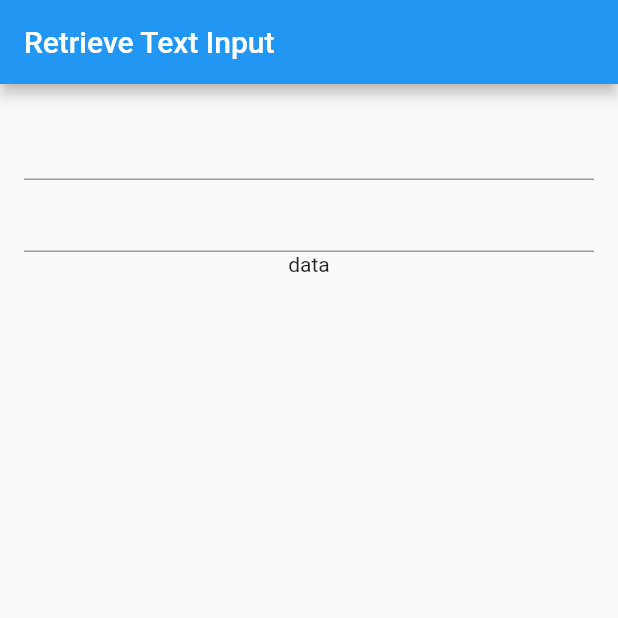
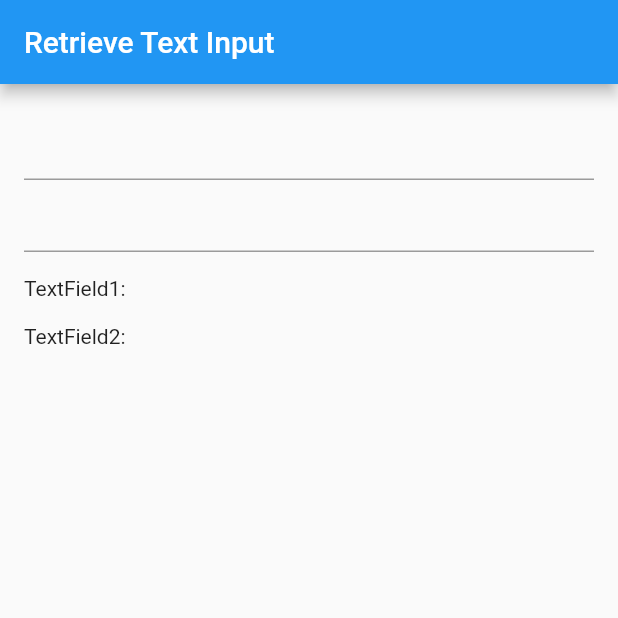
Before and after one commit to nabeshun0/handle_text_field_sample, a Flutter app: the screen it shows after launch, on a phone screen of 412 x 824 dp, the top half of it. Run offline on Flutter 3.47's test engine with Material 2 defaults, Android fonts, the phone set to English and light mode, and no system bars.

Commit message:
Improve: add text

```diff
--- a/lib/main.dart
+++ b/lib/main.dart
@@ -25,6 +25,9 @@ class MyCustomForm extends StatefulWidget {
 class _MyCustomFormState extends State<MyCustomForm> {
   final myController = TextEditingController();
 
+  String text1 = '';
+  String text2 = '';
+
   @override
   void initState() {
     super.initState();
@@ -38,6 +41,9 @@ class _MyCustomFormState extends State<MyCustomForm> {
   }
 
   void _printLatestValue() {
+    setState(() {
+      text2 = myController.text;
+    });
     print('Second text field: ${myController.text}');
   }
 
@@ -48,16 +54,24 @@ class _MyCustomFormState extends State<MyCustomForm> {
       body: Padding(
         padding: const EdgeInsets.all(16.0),
         child: Column(
+          crossAxisAlignment: CrossAxisAlignment.start,
           children: [
             TextField(
               onChanged: (text) {
+                setState(() {
+                  text1 = text;
+                });
                 print('First text field: $text');
               },
             ),
             TextField(
               controller: myController,
             ),
-            Text('data'),
+            SizedBox(height: 16),
+            Text('TextField1: $text1'),
+            SizedBox(height: 16),
+            Text('TextField2: $text2'),
+            // Text('data'),
           ],
         ),
       ),
```
